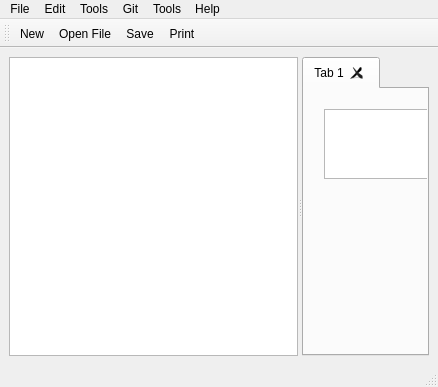
Qt form gui_v1/mainwindow.ui (jennifer4569/CoCode) before a commit.
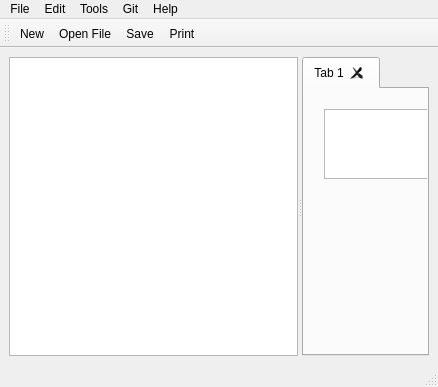
The same form after that commit. Icons and pictures are not drawn. Custom widgets are drawn as their Qt base class.

Commit message: deleted accidental second 'Tools' menu

```diff
--- a/gui_v1/mainwindow.ui
+++ b/gui_v1/mainwindow.ui
@@ -124,18 +124,12 @@
     <property name="title">
      <string>Tools</string>
     </property>
-   </widget>
-   <widget class="QMenu" name="menuTools_2">
-    <property name="title">
-     <string>Tools</string>
-    </property>
     <addaction name="actionDiff"/>
    </widget>
    <addaction name="menuFile"/>
    <addaction name="menuEdit"/>
    <addaction name="menuTools"/>
    <addaction name="menuHelp"/>
-   <addaction name="menuTools_2"/>
    <addaction name="menuHelp_2"/>
   </widget>
   <widget class="QToolBar" name="toolBar">
```
The commit also changes 2 other files.
